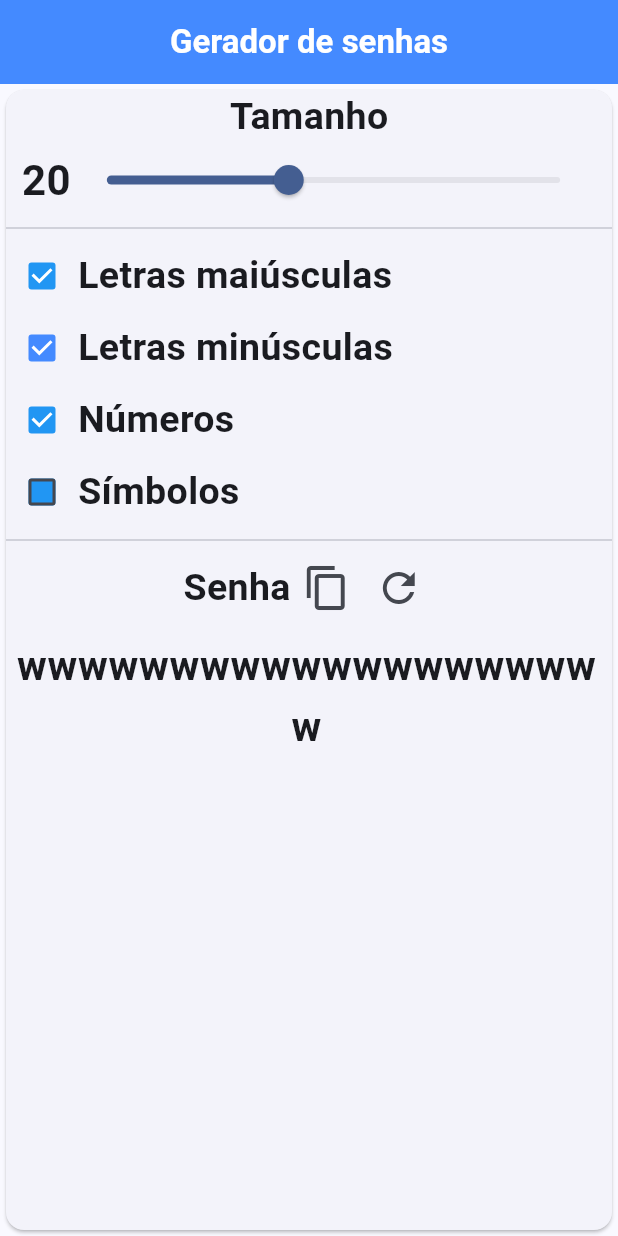
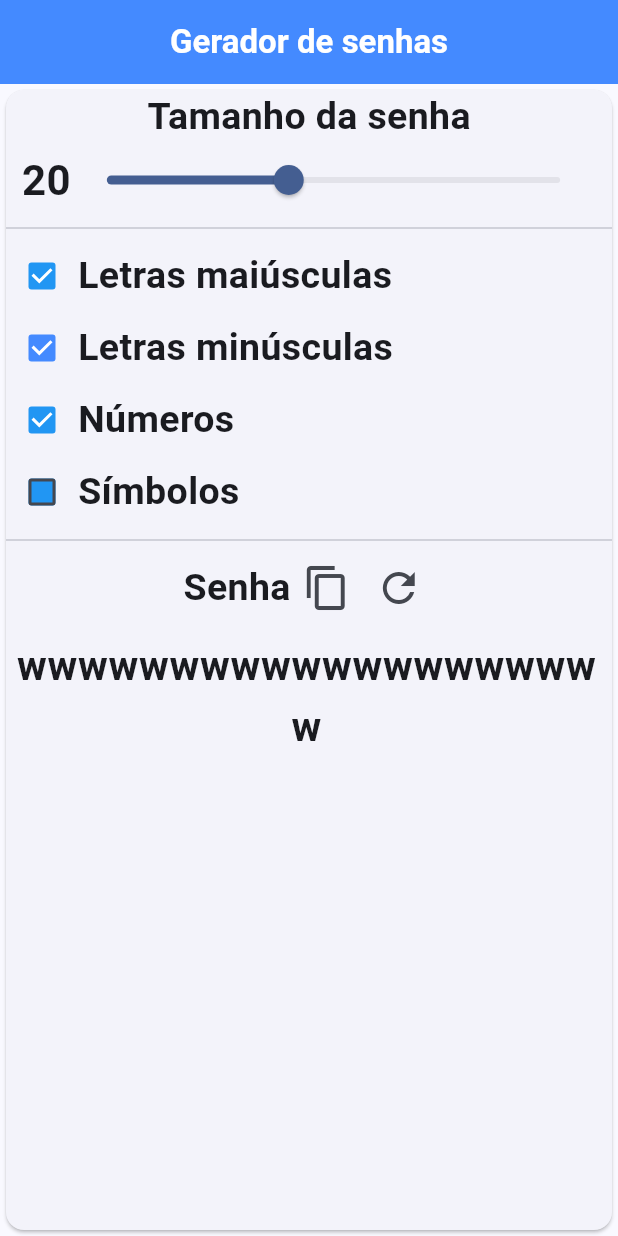
Before and after one commit to gabrielnavas/password_generator_flutter_app, a Flutter app: the screen it shows after launch, on a phone screen of 412 x 824 dp. Run offline on Flutter 3.47's test engine with Material 3 defaults, Android fonts, the phone set to English and light mode, and no system bars.

Commit message:
change title

```diff
--- a/lib/pages/password_generator.dart
+++ b/lib/pages/password_generator.dart
@@ -47,7 +47,7 @@ class _PasswordGeneratorPageState extends State<PasswordGeneratorPage> {
           crossAxisAlignment: CrossAxisAlignment.center,
           children: [
             const Text(
-              'Tamanho',
+              'Tamanho da senha',
               style: TextStyle(fontWeight: FontWeight.bold, fontSize: 25),
             ),
             Row(
```
